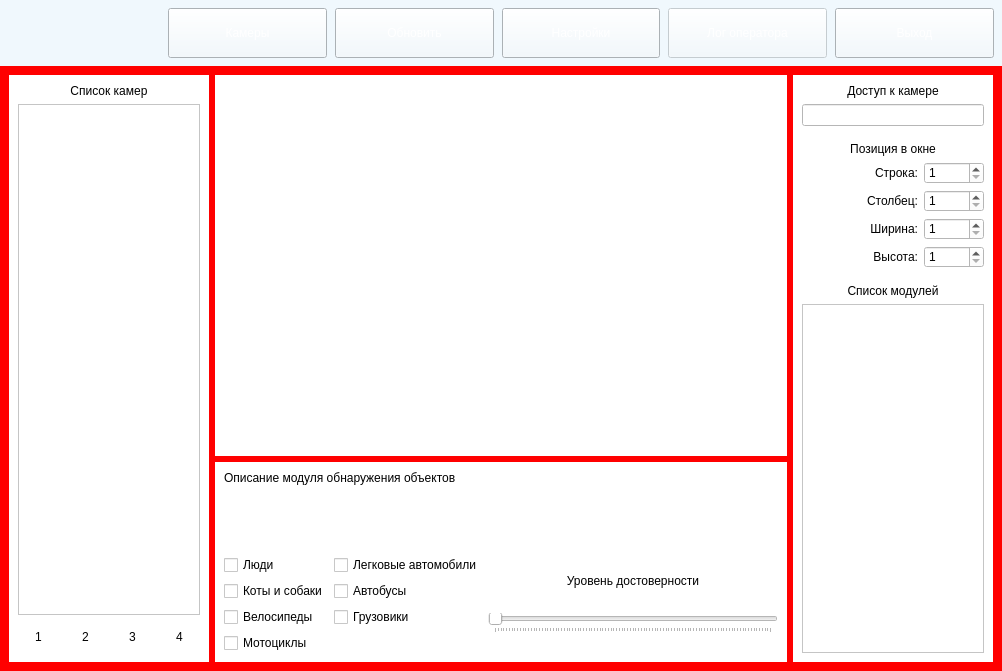
Qt form mainwindow.ui (VenkarD/SecuritySystem) before a commit.
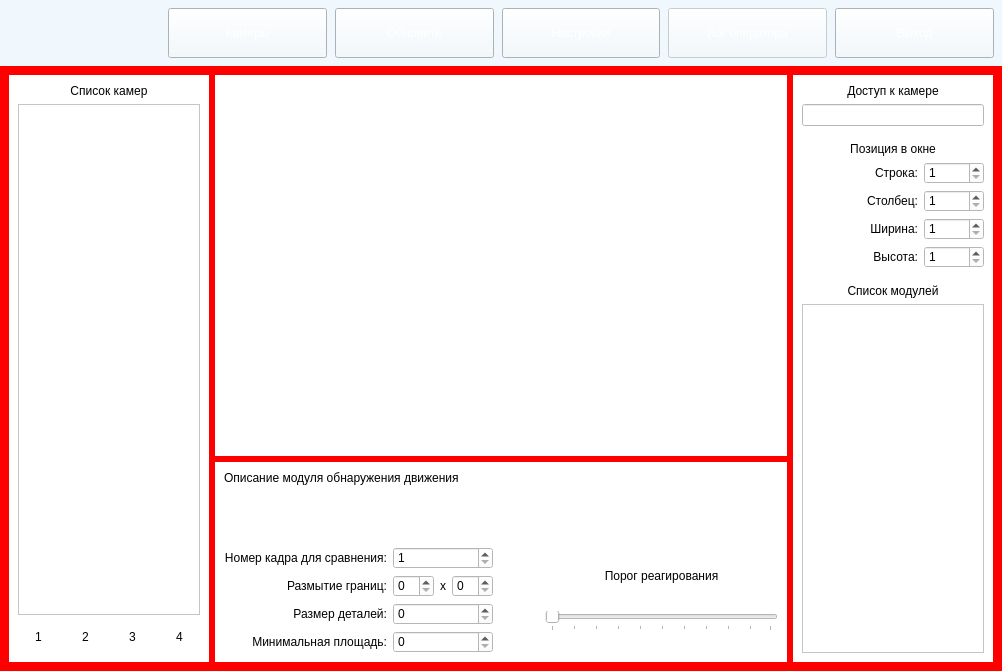
The same form after that commit. The open tabs and pages were chosen to show the change. Icons and pictures are not drawn. Custom widgets are drawn as their Qt base class.

Commit message: Settings pages for modules except borders module

```diff
--- a/mainwindow.ui
+++ b/mainwindow.ui
@@ -303,19 +303,65 @@
           <property name="styleSheet">
            <string notr="true">background: white;</string>
           </property>
-          <widget class="QWidget" name="detect_objects_module_settings">
+          <property name="currentIndex">
+           <number>0</number>
+          </property>
+          <widget class="QWidget" name="detect_objects_settings_page">
            <layout class="QGridLayout" name="gridLayout_2">
-            <item row="1" column="0">
-             <widget class="QCheckBox" name="checkBox">
+            <item row="0" column="0" colspan="4">
+             <widget class="QLabel" name="label_10">
               <property name="text">
-               <string>Люди</string>
+               <string>Описание модуля обнаружения объектов</string>
               </property>
              </widget>
             </item>
-            <item row="2" column="0">
-             <widget class="QCheckBox" name="checkBox_2">
+            <item row="1" column="1">
+             <widget class="QCheckBox" name="detect_objects_cars_chb">
               <property name="text">
-               <string>Коты и собаки</string>
+               <string>Легковые автомобили</string>
+              </property>
+             </widget>
+            </item>
+            <item row="1" column="3" rowspan="4">
+             <layout class="QVBoxLayout" name="verticalLayout_3">
+              <item>
+               <widget class="QLabel" name="label_11">
+                <property name="sizePolicy">
+                 <sizepolicy hsizetype="Preferred" vsizetype="Fixed">
+                  <horstretch>0</horstretch>
+                  <verstretch>0</verstretch>
+                 </sizepolicy>
+                </property>
+                <property name="text">
+                 <string>Уровень достоверности</string>
+                </property>
+                <property name="alignment">
+                 <set>Qt::AlignCenter</set>
+                </property>
+               </widget>
+              </item>
+              <item>
+               <widget class="QSlider" name="detect_objects_confidence_level_slider">
+                <property name="minimum">
+                 <number>1</number>
+                </property>
+                <property name="maximum">
+                 <number>100</number>
+                </property>
+                <property name="orientation">
+                 <enum>Qt::Horizontal</enum>
+                </property>
+                <property name="tickPosition">
+                 <enum>QSlider::TicksBelow</enum>
+                </property>
+               </widget>
+              </item>
+             </layout>
+            </item>
+            <item row="4" column="0">
+             <widget class="QCheckBox" name="detect_objects_motorcycles_chb">
+              <property name="text">
+               <string>Мотоциклы</string>
               </property>
              </widget>
             </item>
@@ -340,24 +386,44 @@
               </property>
              </widget>
             </item>
-            <item row="1" column="1">
-             <widget class="QCheckBox" name="checkBox_5">
+            <item row="1" column="0">
+             <widget class="QCheckBox" name="detect_objects_people_chb">
               <property name="text">
-               <string>Легковые автомобили</string>
+               <string>Люди</string>
               </property>
              </widget>
             </item>
-            <item row="4" column="0">
-             <widget class="QCheckBox" name="checkBox_4">
+            <item row="2" column="0">
+             <widget class="QCheckBox" name="detect_objects_cats_dogs_chb">
               <property name="text">
-               <string>Мотоциклы</string>
+               <string>Коты и собаки</string>
               </property>
              </widget>
             </item>
             <item row="1" column="2" rowspan="4">
-             <layout class="QVBoxLayout" name="verticalLayout_3">
+             <spacer name="horizontalSpacer_2">
+              <property name="orientation">
+               <enum>Qt::Horizontal</enum>
+              </property>
+              <property name="sizeType">
+               <enum>QSizePolicy::Preferred</enum>
+              </property>
+              <property name="sizeHint" stdset="0">
+               <size>
+                <width>40</width>
+                <height>20</height>
+               </size>
+              </property>
+             </spacer>
+            </item>
+           </layout>
+          </widget>
+          <widget class="QWidget" name="detect_motion_settings_page">
+           <layout class="QGridLayout" name="gridLayout_3">
+            <item row="1" column="5" rowspan="4">
+             <layout class="QVBoxLayout" name="verticalLayout_4">
               <item>
-               <widget class="QLabel" name="label_11">
+               <widget class="QLabel" name="label_17">
                 <property name="sizePolicy">
                  <sizepolicy hsizetype="Preferred" vsizetype="Fixed">
                   <horstretch>0</horstretch>
@@ -365,6 +431,162 @@
                  </sizepolicy>
                 </property>
                 <property name="text">
+                 <string>Порог реагирования</string>
+                </property>
+                <property name="alignment">
+                 <set>Qt::AlignCenter</set>
+                </property>
+               </widget>
+              </item>
+              <item>
+               <widget class="QSlider" name="detect_motion_confidence_level_slider">
+                <property name="minimum">
+                 <number>1</number>
+                </property>
+                <property name="maximum">
+                 <number>100</number>
+                </property>
+                <property name="orientation">
+                 <enum>Qt::Horizontal</enum>
+                </property>
+                <property name="tickPosition">
+                 <enum>QSlider::TicksBelow</enum>
+                </property>
+               </widget>
+              </item>
+             </layout>
+            </item>
+            <item row="4" column="0">
+             <widget class="QLabel" name="label_16">
+              <property name="sizePolicy">
+               <sizepolicy hsizetype="Minimum" vsizetype="Preferred">
+                <horstretch>0</horstretch>
+                <verstretch>0</verstretch>
+               </sizepolicy>
+              </property>
+              <property name="text">
+               <string>Минимальная площадь:</string>
+              </property>
+              <property name="alignment">
+               <set>Qt::AlignRight|Qt::AlignTrailing|Qt::AlignVCenter</set>
+              </property>
+             </widget>
+            </item>
+            <item row="2" column="3">
+             <widget class="QSpinBox" name="detect_motion_blur_y_spinbox"/>
+            </item>
+            <item row="3" column="0">
+             <widget class="QLabel" name="label_15">
+              <property name="sizePolicy">
+               <sizepolicy hsizetype="Minimum" vsizetype="Preferred">
+                <horstretch>0</horstretch>
+                <verstretch>0</verstretch>
+               </sizepolicy>
+              </property>
+              <property name="text">
+               <string>Размер деталей:</string>
+              </property>
+              <property name="alignment">
+               <set>Qt::AlignRight|Qt::AlignTrailing|Qt::AlignVCenter</set>
+              </property>
+             </widget>
+            </item>
+            <item row="4" column="1" colspan="3">
+             <widget class="QSpinBox" name="detect_motion_min_area_spinbox"/>
+            </item>
+            <item row="1" column="0">
+             <widget class="QLabel" name="label_12">
+              <property name="sizePolicy">
+               <sizepolicy hsizetype="Minimum" vsizetype="Preferred">
+                <horstretch>0</horstretch>
+                <verstretch>0</verstretch>
+               </sizepolicy>
+              </property>
+              <property name="text">
+               <string>Номер кадра для сравнения:</string>
+              </property>
+              <property name="alignment">
+               <set>Qt::AlignRight|Qt::AlignTrailing|Qt::AlignVCenter</set>
+              </property>
+             </widget>
+            </item>
+            <item row="2" column="0">
+             <widget class="QLabel" name="label_13">
+              <property name="sizePolicy">
+               <sizepolicy hsizetype="Minimum" vsizetype="Preferred">
+                <horstretch>0</horstretch>
+                <verstretch>0</verstretch>
+               </sizepolicy>
+              </property>
+              <property name="text">
+               <string>Размытие границ:</string>
+              </property>
+              <property name="alignment">
+               <set>Qt::AlignRight|Qt::AlignTrailing|Qt::AlignVCenter</set>
+              </property>
+             </widget>
+            </item>
+            <item row="0" column="0" colspan="6">
+             <widget class="QLabel" name="label_7">
+              <property name="text">
+               <string>Описание модуля обнаружения движения</string>
+              </property>
+              <property name="alignment">
+               <set>Qt::AlignLeading|Qt::AlignLeft|Qt::AlignTop</set>
+              </property>
+             </widget>
+            </item>
+            <item row="1" column="1" colspan="3">
+             <widget class="QSpinBox" name="detect_motion_frame_delay_spinbox">
+              <property name="minimum">
+               <number>1</number>
+              </property>
+             </widget>
+            </item>
+            <item row="2" column="1">
+             <widget class="QSpinBox" name="detect_motion_blur_x_spinbox"/>
+            </item>
+            <item row="2" column="2">
+             <widget class="QLabel" name="label_14">
+              <property name="sizePolicy">
+               <sizepolicy hsizetype="Fixed" vsizetype="Preferred">
+                <horstretch>0</horstretch>
+                <verstretch>0</verstretch>
+               </sizepolicy>
+              </property>
+              <property name="text">
+               <string>x</string>
+              </property>
+             </widget>
+            </item>
+            <item row="3" column="1" colspan="3">
+             <widget class="QSpinBox" name="detect_motion_dilate_spinbox"/>
+            </item>
+            <item row="1" column="4" rowspan="4">
+             <spacer name="horizontalSpacer">
+              <property name="orientation">
+               <enum>Qt::Horizontal</enum>
+              </property>
+              <property name="sizeType">
+               <enum>QSizePolicy::Preferred</enum>
+              </property>
+              <property name="sizeHint" stdset="0">
+               <size>
+                <width>40</width>
+                <height>20</height>
+               </size>
+              </property>
+             </spacer>
+            </item>
+           </layout>
+          </widget>
+          <widget class="QWidget" name="recognize_faces_settings_page">
+           <layout class="QGridLayout" name="gridLayout_4">
+            <item row="1" column="0">
+             <layout class="QVBoxLayout" name="verticalLayout_5">
+              <item>
+               <widget class="QLabel" name="label_19">
+                <property name="text">
                  <string>Уровень достоверности</string>
                 </property>
                 <property name="alignment">
@@ -373,7 +595,10 @@
                </widget>
               </item>
               <item>
-               <widget class="QSlider" name="horizontalSlider">
+               <widget class="QSlider" name="recognize_faces_confidence_level_slider">
+                <property name="minimum">
+                 <number>1</number>
+                </property>
                 <property name="maximum">
                  <number>100</number>
                 </property>
@@ -387,8 +612,8 @@
               </item>
              </layout>
             </item>
-            <item row="0" column="0" colspan="3">
-             <widget class="QLabel" name="label_10">
+            <item row="0" column="0">
+             <widget class="QLabel" name="label_18">
               <property name="text">
                <string>Описание модуля обнаружения объектов</string>
               </property>
```
Left out of the diff: 84 changed lines with no effect on the pictures. The commit also changes 2 other files.
